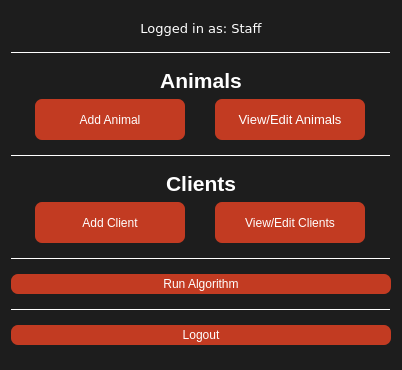
Before: the Qt Designer form deliverable3-code/staffhomepage.ui in ashleefoureyes/quackjaws, drawn with Qt 5.
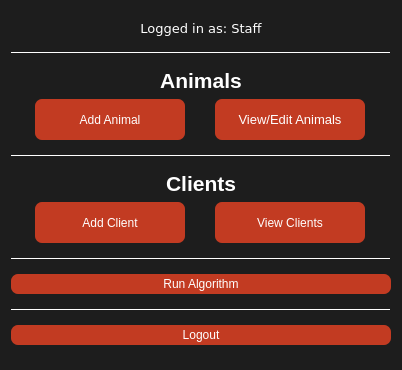
After: the same form once the commit is applied. Icons and pictures are not drawn.

Commit message: Removed ability for staff to edit client profiles

Patch:
```diff
--- a/deliverable3-code/staffhomepage.ui
+++ b/deliverable3-code/staffhomepage.ui
@@ -261,7 +261,7 @@
           </size>
          </property>
          <property name="text">
-          <string>View/Edit Clients</string>
+          <string>View Clients</string>
          </property>
         </widget>
        </item>
```
The commit also changes 4 other files.
